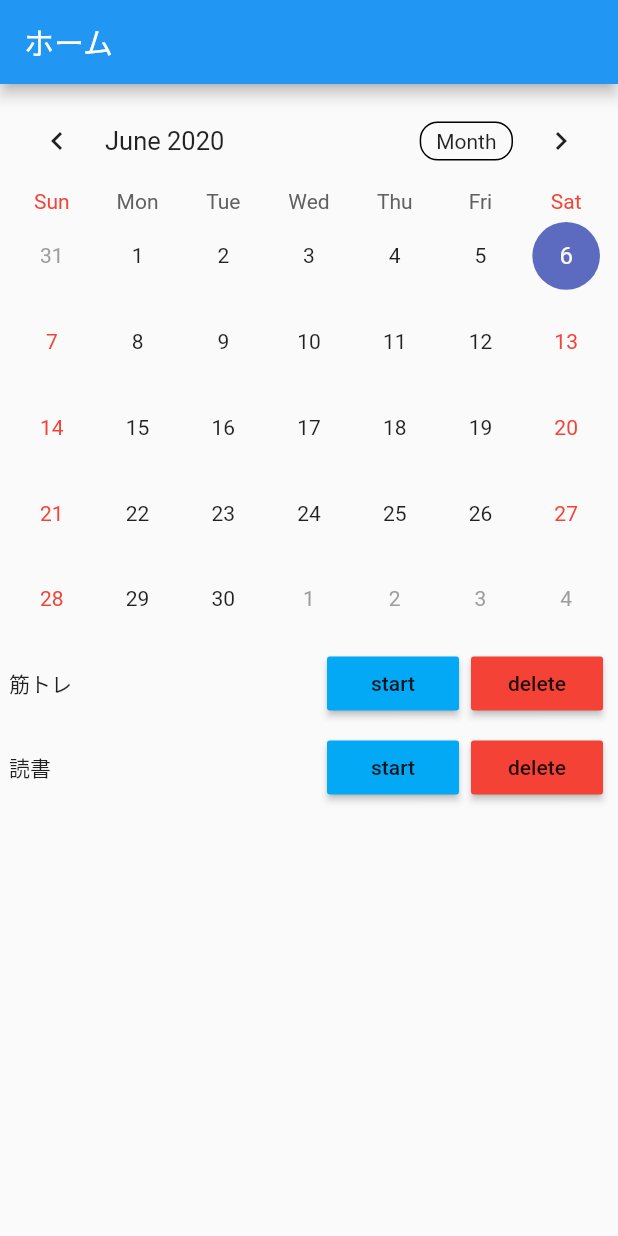
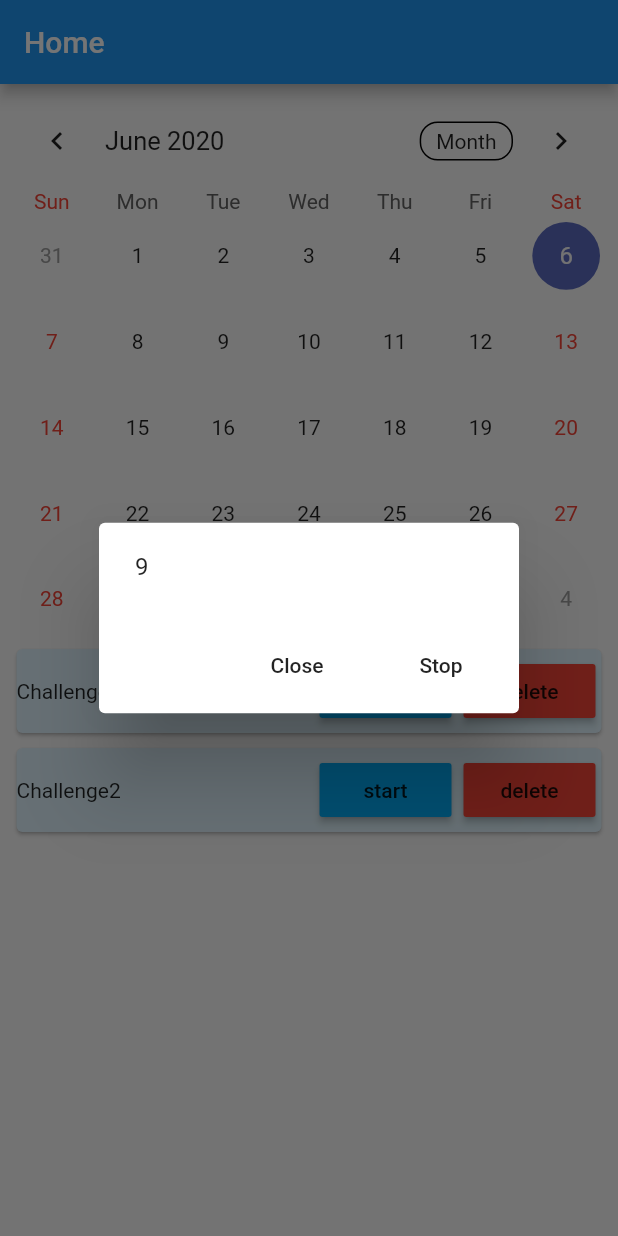
Before and after one commit to totaguchi/MyDailyChallenge, a Flutter app: the screen it shows after launch, after a tap on "start", on a phone screen of 412 x 824 dp. Run offline on Flutter 3.47's test engine with Material 2 defaults, Android fonts, the phone set to English and light mode, and no system bars; drawn by our look-alikes of table_calendar.

Commit message:
タイマー機能（仮）追加

```diff
--- a/lib/main.dart
+++ b/lib/main.dart
@@ -1,5 +1,6 @@
 import 'package:flutter/material.dart';
 import 'package:table_calendar/table_calendar.dart';
+import 'package:my_daily_challenge/widget/timer_dialog.dart';
 
 void main() {
   runApp(MyApp());
@@ -29,7 +30,7 @@ class HomeScreen extends StatefulWidget {
 
 class _HomeScreenState extends State<HomeScreen> {
   CalendarController _calendarController;
-  final List<String> challenges = <String>['筋トレ', '読書'];
+  final List<String> challenges = <String>['Challenge1', 'Challenge2'];
 
   @override
   initState() {
@@ -41,7 +42,7 @@ class _HomeScreenState extends State<HomeScreen> {
   Widget build(BuildContext context) {
     return Scaffold(
       appBar: AppBar(
-        title: Text("ホーム")
+        title: Text("Home")
       ),
       body: ListView.builder(
         padding: EdgeInsets.all(6),
@@ -88,6 +89,9 @@ class _HomeScreenState extends State<HomeScreen> {
 
   Widget _myChanllenge(int index) {
     return Container(
+      child: Card(
+        margin: EdgeInsets.all(5),
+        color: Colors.lightBlue[50],
         child: Row(
           children: <Widget>[
           Expanded(
@@ -100,7 +104,12 @@ class _HomeScreenState extends State<HomeScreen> {
             child: RaisedButton(
               child:Text("start"),
               color:  Colors.lightBlue,
-            onPressed: () {},
+              onPressed: () {
+                showDialog(
+                  context: context,
+                  builder: (_) => TimerDialog(challengeTime: 10),
+                );
+              }
             ),
           ),
           Container(
@@ -108,11 +117,53 @@ class _HomeScreenState extends State<HomeScreen> {
             child: RaisedButton(
               child:Text("delete"),
               color: Colors.red,
-            onPressed: () {},
+              onPressed: () {
+                openConfirmAlert(index);
+              },
             ),
           )
         ]
         ),
+      ),
     );
   }
+
+  //削除時の確認アラート
+  void openConfirmAlert(int index) {
+    showDialog(
+      context: context,
+      builder: (context) {
+        return Container(
+          child: AlertDialog(
+            title: Text("Challenge Give Up?"),
+            actions: <Widget>[
+              FlatButton(
+               child: Text("No"),
+               onPressed: () {
+                 Navigator.pop(context);
+               },
+              ),
+              FlatButton(
+                child: Text("Yes"),
+                onPressed: () {
+                  deleteChallenge(index);
+                },
+              ),
+            ],
+          ),
+        );
       }
+    );
+  }
+
+  //チャレンジの削除
+  void deleteChallenge(int index) {
+    Navigator.pop(context);
+    setState(() {
+      challenges.removeAt(index);
+    });
+    print(index);
+    print(challenges);
+  }
+
+}
--- /dev/null
+++ b/lib/widget/timer_dialog.dart
@@ -0,0 +1,76 @@
+import 'dart:async';
+
+import 'package:flutter/material.dart';
+
+class TimerDialog extends StatefulWidget {
+  final int challengeTime;
+
+  const TimerDialog({
+    Key key,
+    this.challengeTime,
+  }) : super(key: key);
+
+  @override
+  _TimerDialogState createState() => _TimerDialogState();
+}
+
+class _TimerDialogState extends State<TimerDialog> {
+  Timer _timer;
+  int time;
+  bool isStart = true;
+
+  @override
+  void initState() {
+    super.initState();
+    time = widget.challengeTime;
+    countTime();
+  }
+
+  @override
+  Widget build(BuildContext context) {
+    return AlertDialog(
+      content: Container(
+        child: Text("$time"),
+      ),
+      actions: <Widget>[
+        FlatButton(
+          child: Text("Close"),
+          onPressed: () {
+            Navigator.pop(context);
+          },
+        ),
+        FlatButton(
+          child: isStart? Text("Stop") : Text("Start"),
+          onPressed: () {
+            if (isStart) {
+              _timer.cancel();
+            } else {
+              countTime();
+            }
+            setState(() {
+              isStart = !isStart;
+            });
+          },
+        ),
+      ],
+    );
+  }
+
+  //1秒ずつカウントを行う
+  void countTime() {
+    const oneSec = const Duration(seconds: 1);
+    _timer = new Timer.periodic(
+      oneSec,
+      (Timer timer) =>  setState(
+        () {
+          if (time < 1) {
+            timer.cancel();
+          } else {
+            time = time -1;
+            print(time);
+          }
+        },
+      ),
+    );
+  }
+}
```
Lines whose indentation alone changed are shown as unchanged.
